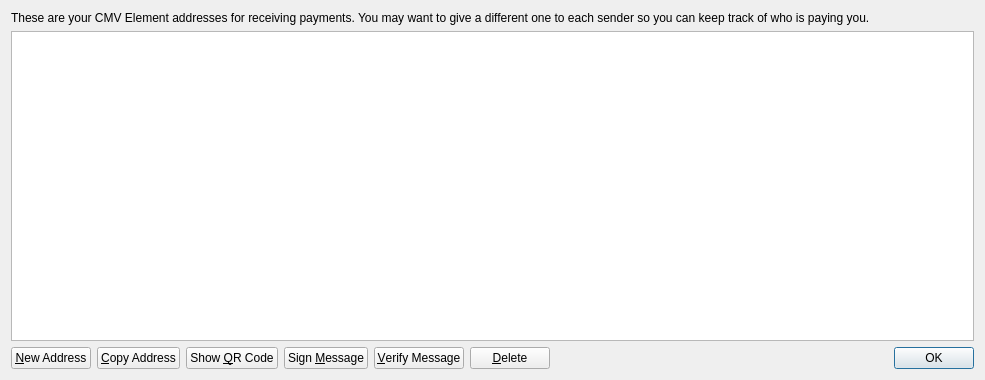
Qt form src/qt/forms/addressbookpage.ui (freakcoderz/CMVElement) before a commit.
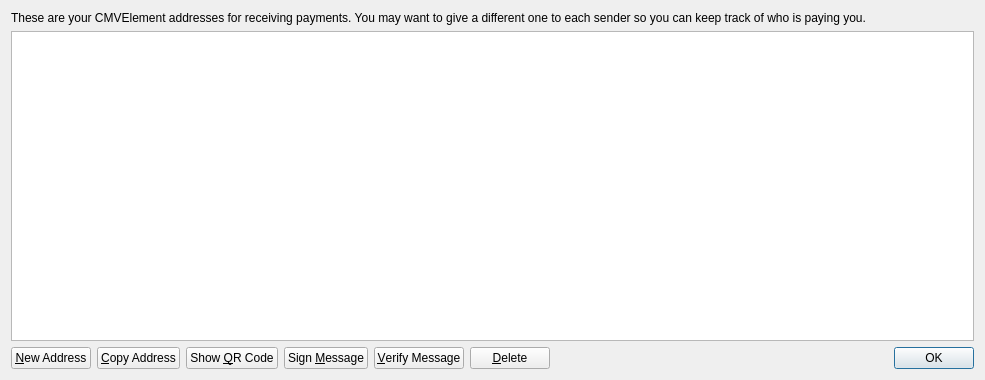
The same form after that commit. Icons and pictures are not drawn.

The edit to the form file:
```diff
--- a/src/qt/forms/addressbookpage.ui
+++ b/src/qt/forms/addressbookpage.ui
@@ -17,7 +17,7 @@
    <item>
     <widget class="QLabel" name="labelExplanation">
      <property name="text">
-      <string>These are your CMV Element addresses for receiving payments. You may want to give a different one to each sender so you can keep track of who is paying you.</string>
+      <string>These are your CMVElement addresses for receiving payments. You may want to give a different one to each sender so you can keep track of who is paying you.</string>
      </property>
      <property name="textFormat">
       <enum>Qt::PlainText</enum>
```
Left out of the diff: 4 changed lines with no effect on the pictures.
